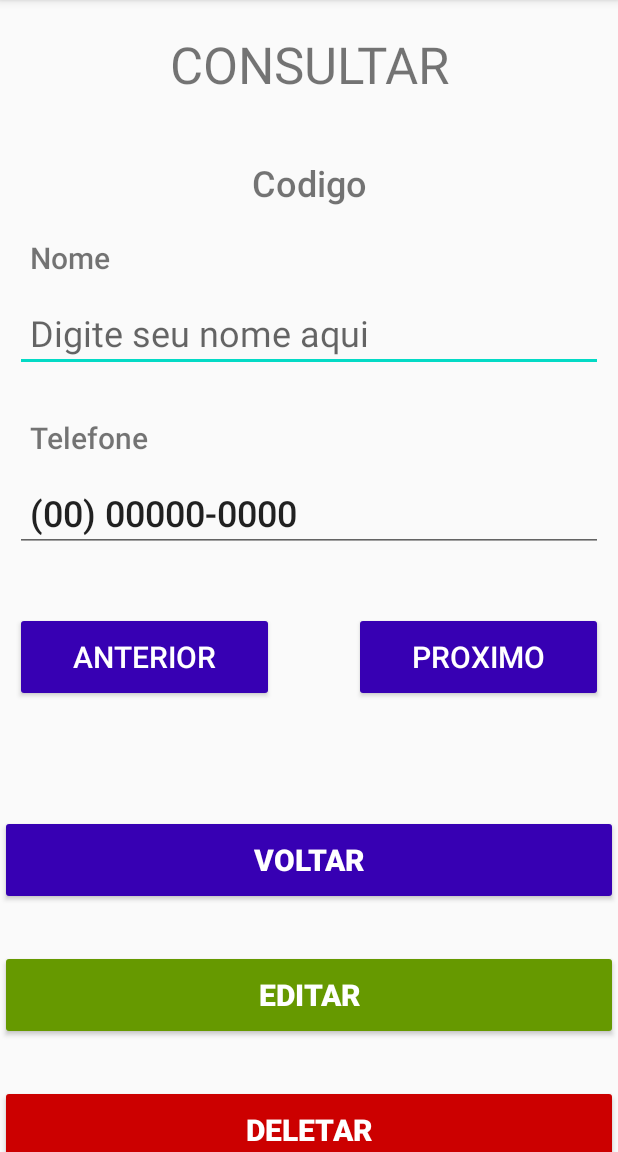
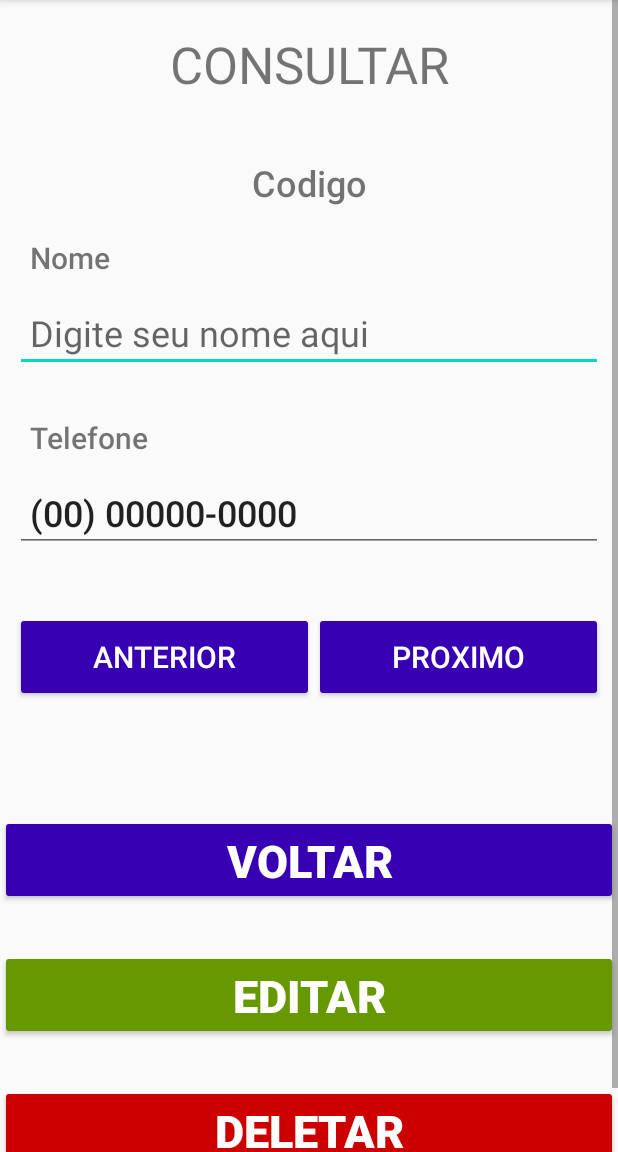
Before and after one commit to CarlosEduardoCampos/Android_App_Agenda, an Android app: the TelaConsulta screen opened directly, with no data from a screen before it, on a phone screen of 412 x 824 dp, the part 84-1236 px from its top. Run offline under Robolectric (Android 15) with nearby library versions, the phone set to English and light mode, and no system bars.

Commit message:
Corrige telas de visualização

```diff
--- a/Agenda001/app/src/main/res/layout/activity_main.xml
+++ b/Agenda001/app/src/main/res/layout/activity_main.xml
@@ -38,6 +38,7 @@
                 android:layout_width="match_parent"
                 android:layout_height="wrap_content"
                 android:layout_marginBottom="20dp"
+                android:autofillHints="personName"
                 android:ems="10"
                 android:fontFamily="sans-serif-medium"
                 android:hint="@string/txt_dig_nome"
@@ -59,6 +60,7 @@
                 android:layout_width="match_parent"
                 android:layout_height="wrap_content"
                 android:layout_marginBottom="20dp"
+                android:autofillHints="phoneNumber"
                 android:ems="10"
                 android:fontFamily="sans-serif-medium"
                 android:hint="@string/txt_dig_numero"
@@ -75,6 +77,7 @@
 
             <Button
                 android:id="@+id/btn_gravar"
+                style="@style/Widget.AppCompat.Button"
                 android:layout_width="wrap_content"
                 android:layout_height="60dp"
                 android:layout_marginBottom="20dp"
@@ -86,13 +89,9 @@
                 android:textColor="@color/white"
                 android:textSize="16sp" />
 
-            <Space
-                android:layout_width="wrap_content"
-                android:layout_height="wrap_content"
-                android:layout_weight="1" />
-
             <Button
                 android:id="@+id/btn_consultar"
+                style="@style/Widget.AppCompat.Button"
                 android:layout_width="wrap_content"
                 android:layout_height="60dp"
                 android:layout_marginBottom="20dp"
@@ -107,6 +106,7 @@
 
         <Button
             android:id="@+id/btn_fechar"
+            style="@style/Widget.AppCompat.Button"
             android:layout_width="match_parent"
             android:layout_height="60dp"
             android:layout_marginBottom="20dp"
--- a/Agenda001/app/src/main/res/layout/activity_tela_consulta.xml
+++ b/Agenda001/app/src/main/res/layout/activity_tela_consulta.xml
@@ -1,19 +1,20 @@
 <?xml version="1.0" encoding="utf-8"?>
 <android.support.constraint.ConstraintLayout xmlns:android="http://schemas.android.com/apk/res/android"
-    xmlns:app="http://schemas.android.com/apk/res-auto"
     xmlns:tools="http://schemas.android.com/tools"
     android:layout_width="match_parent"
     android:layout_height="match_parent"
     tools:context=".TelaConsulta">
 
+    <ScrollView
+        android:layout_width="match_parent"
+        android:layout_height="match_parent"
+        tools:layout_editor_absoluteY="812dp">
+
         <LinearLayout
-        android:layout_width="0dp"
-        android:layout_height="0dp"
-        android:orientation="vertical"
-        app:layout_constraintBottom_toBottomOf="parent"
-        app:layout_constraintEnd_toEndOf="parent"
-        app:layout_constraintStart_toStartOf="parent"
-        app:layout_constraintTop_toTopOf="parent">
+            android:layout_width="match_parent"
+            android:layout_height="wrap_content"
+            android:layout_marginBottom="16dp"
+            android:orientation="vertical">
 
             <TextView
                 android:id="@+id/textView4"
@@ -54,9 +55,10 @@
                     android:layout_width="match_parent"
                     android:layout_height="wrap_content"
                     android:layout_marginBottom="20dp"
+                    android:autofillHints="personName"
                     android:ems="10"
                     android:hint="@string/txt_dig_nome"
-                android:inputType="textPersonName"
+                    android:inputType="textPersonName|textAutoComplete"
                     android:padding="10dp"
                     android:selectAllOnFocus="true"
                     android:textSize="24sp" />
@@ -75,9 +77,10 @@
                     android:layout_width="match_parent"
                     android:layout_height="wrap_content"
                     android:layout_marginBottom="20dp"
+                    android:autofillHints="phoneNumber"
                     android:ems="10"
                     android:fontFamily="sans-serif-medium"
-                android:inputType="textPersonName"
+                    android:inputType="textAutoComplete|phone"
                     android:padding="10dp"
                     android:text="@string/txt_dig_numero"
                     android:textSize="24sp" />
@@ -93,46 +96,45 @@
 
                 <Button
                     android:id="@+id/btn_anteriro"
+                    style="@style/Widget.AppCompat.Button"
                     android:layout_width="wrap_content"
                     android:layout_height="60dp"
                     android:layout_weight="1"
                     android:backgroundTint="@color/purple_700"
                     android:onClick="anteriorRegistro"
                     android:text="@string/txt_anterior"
-                android:textColor="@color/white"
+                    android:textColor="#FFFFFF"
                     android:textSize="20sp" />
-
-            <Space
-                android:layout_width="wrap_content"
-                android:layout_height="wrap_content"
-                android:layout_weight="1" />
 
                 <Button
                     android:id="@+id/btn_proximo"
+                    style="@style/Widget.AppCompat.Button"
                     android:layout_width="wrap_content"
                     android:layout_height="60dp"
                     android:layout_weight="1"
                     android:backgroundTint="@color/purple_700"
                     android:onClick="proximoRegistro"
                     android:text="@string/txt_proximo"
-                android:textColor="@color/white"
+                    android:textColor="#FFFFFFFF"
                     android:textSize="20sp" />
             </LinearLayout>
 
             <Button
                 android:id="@+id/btn_voltar"
+                style="@style/Widget.AppCompat.Button"
                 android:layout_width="match_parent"
                 android:layout_height="60dp"
                 android:layout_marginBottom="30dp"
                 android:backgroundTint="@color/purple_700"
                 android:onClick="finalizarTela"
                 android:text="@string/txt_voltar"
-            android:textColor="@color/white"
-            android:textSize="20sp"
+                android:textColor="#FFFFFF"
+                android:textSize="30sp"
                 android:textStyle="bold" />
 
             <Button
                 android:id="@+id/btn_editar"
+                style="@style/Widget.AppCompat.Button"
                 android:layout_width="match_parent"
                 android:layout_height="60dp"
                 android:layout_marginBottom="30dp"
@@ -140,7 +142,7 @@
                 android:onClick="editarContatos"
                 android:text="@string/txt_editar"
                 android:textColor="@color/white"
-            android:textSize="20sp"
+                android:textSize="30sp"
                 android:textStyle="bold" />
 
             <Button
@@ -152,7 +154,10 @@
                 android:onClick="deletarContato"
                 android:text="@string/txt_deletar"
                 android:textColor="@color/white"
-            android:textSize="20sp"
+                android:textSize="30sp"
                 android:textStyle="bold" />
+
         </LinearLayout>
+    </ScrollView>
+
 </android.support.constraint.ConstraintLayout>
```
Lines whose indentation alone changed are shown as unchanged.
